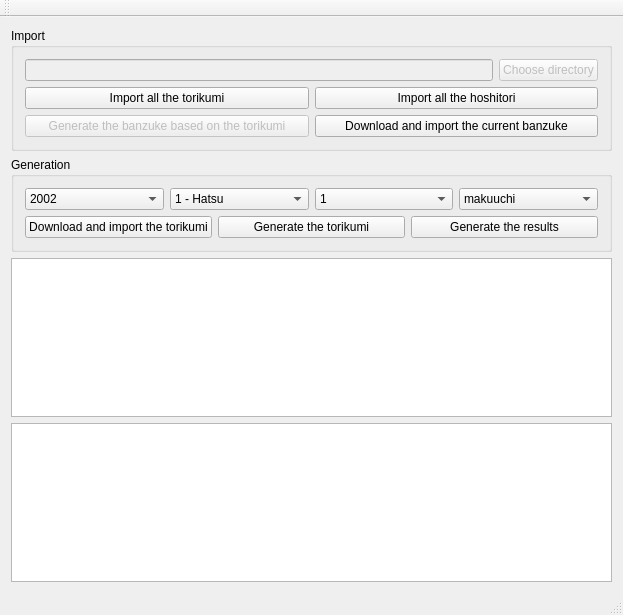
Old version of the form mainwindow.ui in the repository akdtg/ozumo.
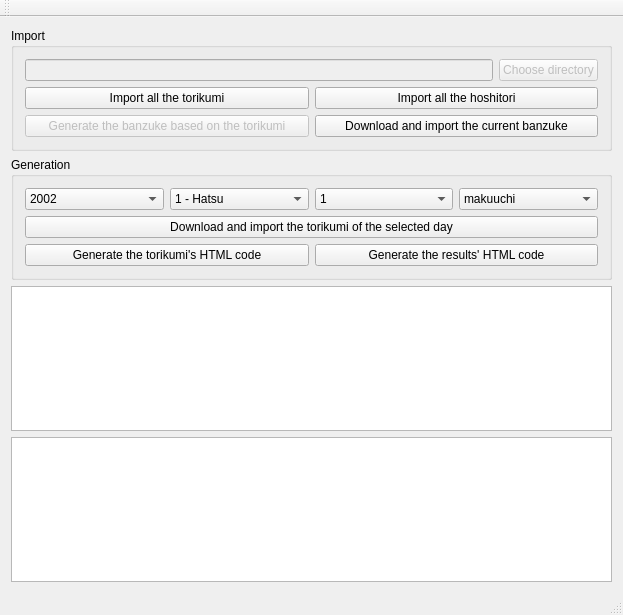
New version of the form.

Commit message: improve the buttons signatures

Patch:
```diff
--- a/mainwindow.ui
+++ b/mainwindow.ui
@@ -95,8 +95,8 @@
       <property name="title">
        <string>Generation</string>
       </property>
-      <layout class="QGridLayout" name="gridLayout">
-       <item row="0" column="0">
+      <layout class="QVBoxLayout" name="verticalLayout">
+       <item>
         <layout class="QHBoxLayout" name="horizontalLayout">
          <item>
           <widget class="QComboBox" name="comboBox_year">
@@ -312,26 +312,26 @@
          </item>
         </layout>
        </item>
-       <item row="1" column="0">
-        <layout class="QHBoxLayout" name="horizontalLayout_2">
          <item>
           <widget class="QPushButton" name="pushButton_downloadTorikumi">
            <property name="text">
-            <string>Download and import the torikumi</string>
+          <string>Download and import the torikumi of the selected day</string>
            </property>
           </widget>
          </item>
+       <item>
+        <layout class="QHBoxLayout" name="horizontalLayout_2">
          <item>
           <widget class="QPushButton" name="pushButton_generateTorikumi">
            <property name="text">
-            <string>Generate the torikumi</string>
+            <string>Generate the torikumi's HTML code</string>
            </property>
           </widget>
          </item>
          <item>
           <widget class="QPushButton" name="pushButton_generateTorikumiResults">
            <property name="text">
-            <string>Generate the results</string>
+            <string>Generate the results' HTML code</string>
            </property>
           </widget>
          </item>
```
Lines whose indentation alone changed are shown as unchanged.
